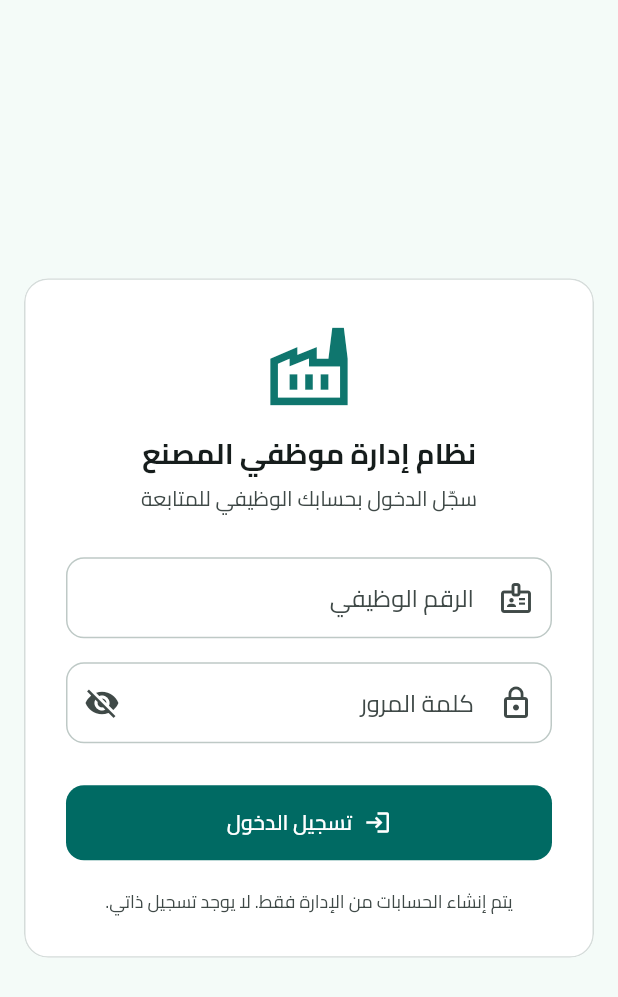
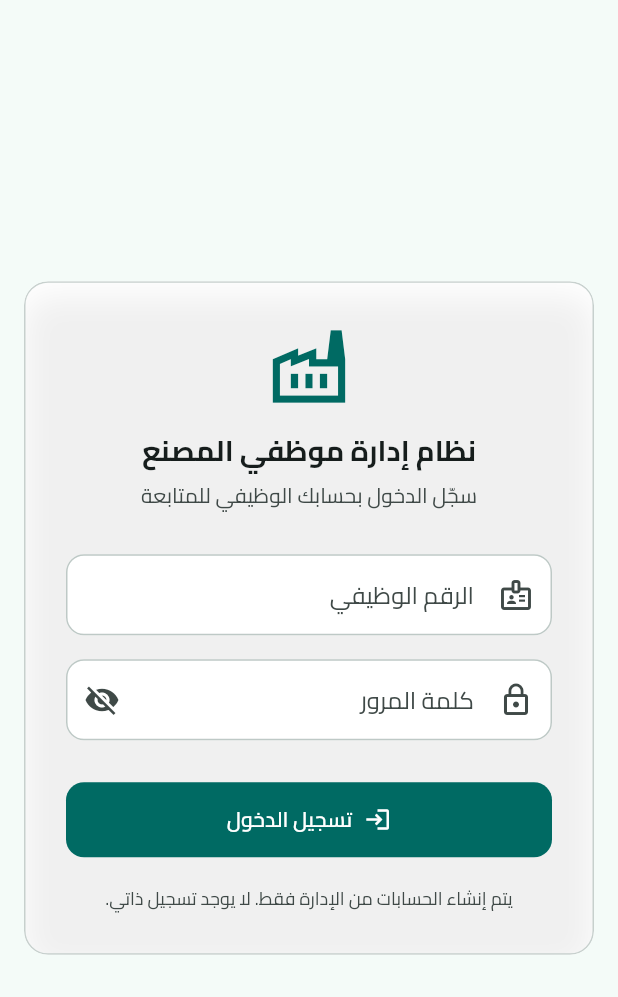
Before and after one commit to ahmed0qaid/factory-management-system, a Flutter app: the LoginScreen screen opened directly, on a phone screen of 412 x 824 dp. Shown: the top 997 px of the screen. Run offline on Flutter 3.47's test engine with Material 3 defaults, Android fonts, the phone set to English and light mode, and no system bars; our stand-ins replace appwrite, file_picker, flutter_dotenv, local_auth, pdf, printing and 1 more; accounts and stored records are empty.

Commit message:
refactor: align login branding with active theme

```diff
--- a/lib/screens/auth/login_screen.dart
+++ b/lib/screens/auth/login_screen.dart
@@ -1,7 +1,6 @@
 import 'package:flutter/material.dart';
 
 import '../../services/auth_service.dart';
-import '../../theme/app_colors.dart';
 import '../../widgets/common/app_card.dart';
 import '../../widgets/common/app_form_field.dart';
 import '../../widgets/common/app_loading_button.dart';
@@ -55,6 +54,8 @@ class _LoginScreenState extends State<LoginScreen> {
 
   @override
   Widget build(BuildContext context) {
+    final scheme = Theme.of(context).colorScheme;
+
     return AppScaffold(
       title: '',
       showAppBar: false,
@@ -74,6 +75,7 @@ class _LoginScreenState extends State<LoginScreen> {
                 child: ConstrainedBox(
                   constraints: const BoxConstraints(maxWidth: 420),
                   child: AppCard(
+                    elevated: true,
                     padding: const EdgeInsets.all(28),
                     child: Form(
                       key: _formKey,
@@ -81,25 +83,23 @@ class _LoginScreenState extends State<LoginScreen> {
                         mainAxisSize: MainAxisSize.min,
                         crossAxisAlignment: CrossAxisAlignment.stretch,
                         children: [
-                          const Icon(
+                          Icon(
                             Icons.factory_outlined,
-                            size: 62,
-                            color: AppColors.primary,
+                            size: 58,
+                            color: scheme.primary,
                           ),
                           const SizedBox(height: 14),
                           Text(
                             'نظام إدارة موظفي المصنع',
                             textAlign: TextAlign.center,
-                            style: Theme.of(context).textTheme.titleLarge?.copyWith(
-                                  fontWeight: FontWeight.bold,
-                                ),
+                            style: Theme.of(context).textTheme.titleLarge,
                           ),
                           const SizedBox(height: 5),
                           Text(
                             'سجّل الدخول بحسابك الوظيفي للمتابعة',
                             textAlign: TextAlign.center,
                             style: Theme.of(context).textTheme.bodyMedium?.copyWith(
-                                  color: Theme.of(context).colorScheme.onSurfaceVariant,
+                                  color: scheme.onSurfaceVariant,
                                 ),
                           ),
                           const SizedBox(height: 28),
@@ -145,7 +145,7 @@ class _LoginScreenState extends State<LoginScreen> {
                             'يتم إنشاء الحسابات من الإدارة فقط. لا يوجد تسجيل ذاتي.',
                             textAlign: TextAlign.center,
                             style: Theme.of(context).textTheme.bodySmall?.copyWith(
-                                  color: Theme.of(context).colorScheme.onSurfaceVariant,
+                                  color: scheme.onSurfaceVariant,
                                 ),
                           ),
                         ],
```
